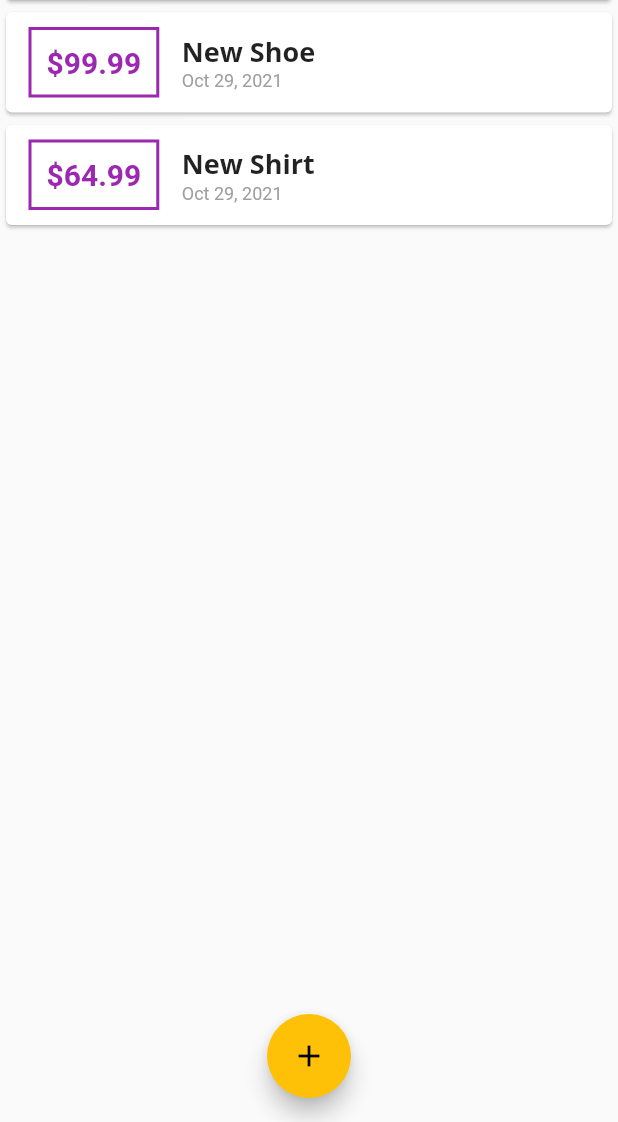
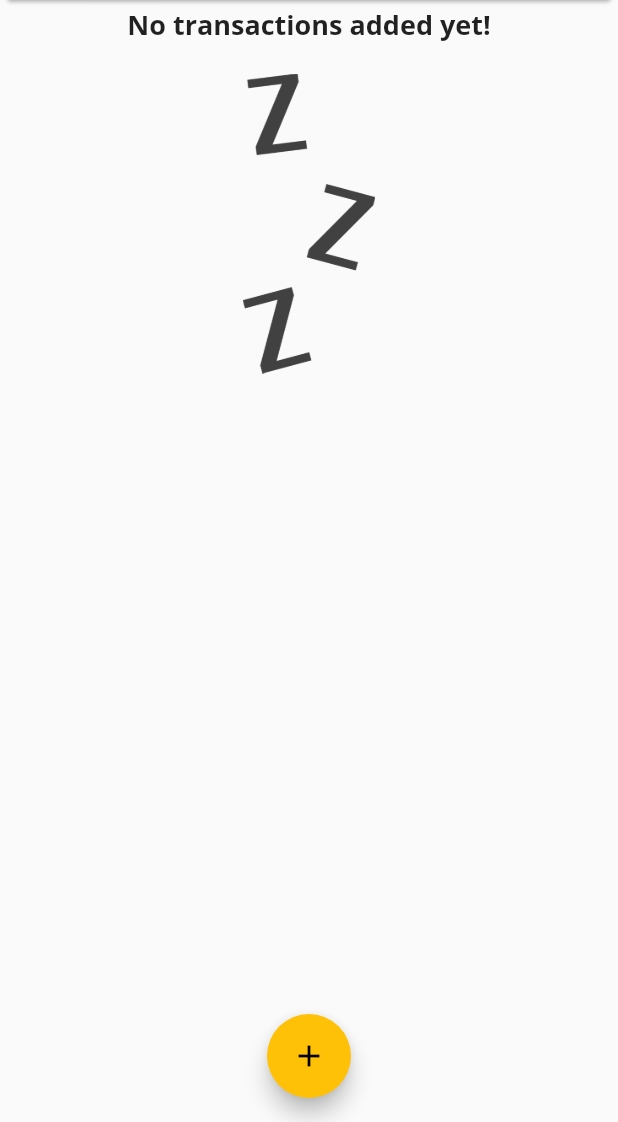
Before and after one commit to Samitti/Flutter-Expence-Planner, a Flutter app: the screen it shows after launch, on a phone screen of 412 x 824 dp, the part 114-1236 px from its top. Run offline on Flutter 3.47's test engine with Material 2 defaults, Android fonts, the phone set to English and light mode, and no system bars.

Commit message:
add message for empty transaction list

```diff
--- a/lib/main.dart
+++ b/lib/main.dart
@@ -45,10 +45,10 @@ class MyHomePage extends StatefulWidget {
 
 class _MyHomePageState extends State<MyHomePage> {
   final List<Transaction> _userTransactions = [
-    Transaction(
-        id: 't1', title: 'New Shoe', amount: 99.99, date: DateTime.now()),
-    Transaction(
-        id: 't2', title: 'New Shirt', amount: 64.99, date: DateTime.now()),
+    // Transaction(
+    //     id: 't1', title: 'New Shoe', amount: 99.99, date: DateTime.now()),
+    // Transaction(
+    //     id: 't2', title: 'New Shirt', amount: 64.99, date: DateTime.now()),
   ];
 
   void _addNewTransaction(String txTitle, double txAmount) {
--- /dev/null
+++ b/lib/widgets/chart.dart
@@ -0,0 +1,12 @@
+import 'package:flutter/material.dart';
+
+class Chart extends StatelessWidget {
+
+  @override
+  Widget build(BuildContext context) {
+    return Card(
+      elevation: 6,
+      margin: EdgeInsets.all(10),
+    );
+  }
+}
--- a/lib/widgets/transaction_list.dart
+++ b/lib/widgets/transaction_list.dart
@@ -12,7 +12,27 @@ class TransactionList extends StatelessWidget {
   Widget build(BuildContext context) {
     return Container(
       height: 300,
-      child: ListView.builder(itemBuilder: (ctx, index) {
+      child: transactions.isEmpty
+          ? Column(
+              children: <Widget>[
+                Text(
+                  'No transactions added yet!',
+                  style: Theme.of(context).textTheme.title,
+                ),
+                SizedBox(
+                  height: 20,
+                ),
+                Container(
+                  height: 200,
+                  child: Image.asset(
+                    'assets/images/waiting.png',
+                    fit: BoxFit.cover,
+                  ),
+                )
+              ],
+            )
+          : ListView.builder(
+              itemBuilder: (ctx, index) {
                 return Card(
                   child: Row(
                     children: <Widget>[
--- a/pubspec.yaml
+++ b/pubspec.yaml
@@ -45,8 +45,8 @@ flutter:
   uses-material-design: true
 
   # To add assets to your application, add an assets section, like this:
-  # assets:
-  #   - images/a_dot_burr.jpeg
+  assets:
+    - assets/images/waiting.png
   #   - images/a_dot_ham.jpeg
 
   # An image asset can refer to one or more resolution-specific "variants", see
```
Also changed, not shown: assets/images/waiting.png (added). Lines whose indentation alone changed are shown as unchanged.
